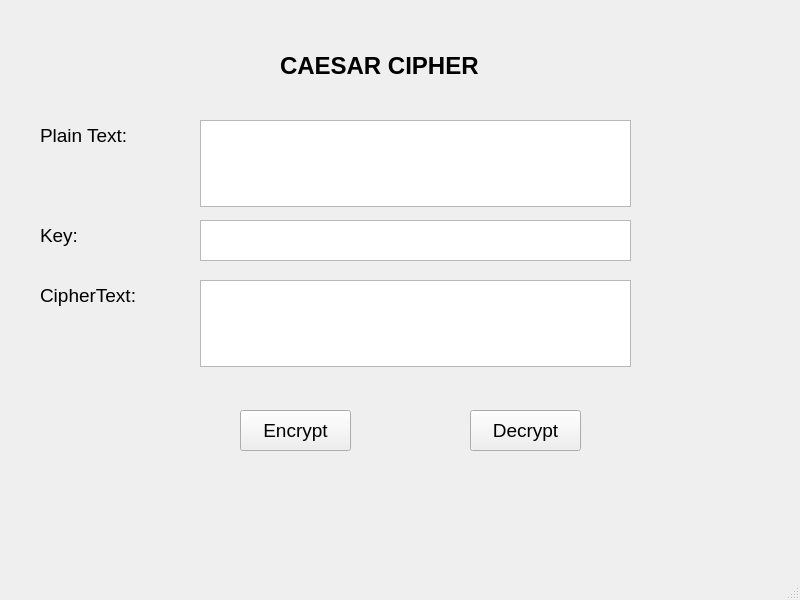
Before: the Qt Designer form lap03/ui/caesar.ui in ThanhPhat-090404/bmtt-nc-hutech-2280602309, drawn with Qt 5.
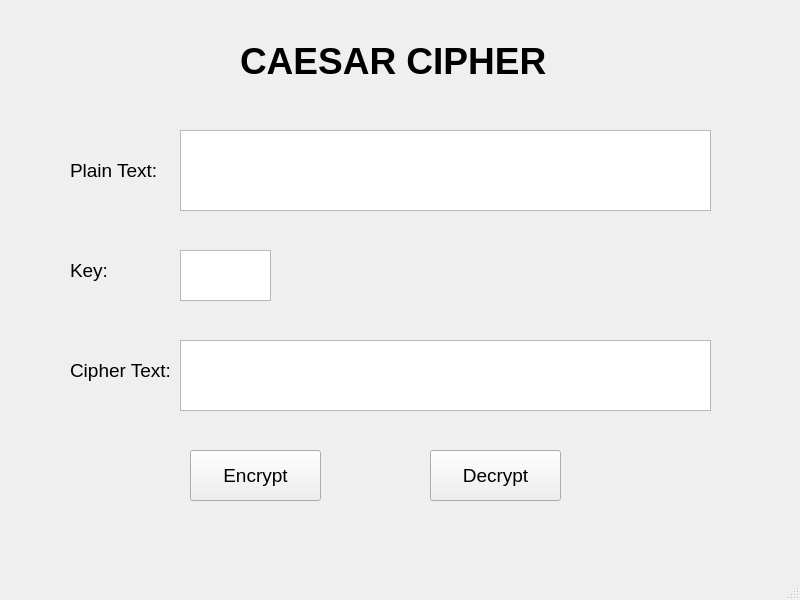
After: the same form once the commit is applied.

Patch:
```diff
--- a/lap03/ui/caesar.ui
+++ b/lap03/ui/caesar.ui
@@ -17,30 +17,30 @@
    <widget class="QLabel" name="label">
     <property name="geometry">
      <rect>
-      <x>280</x>
-      <y>20</y>
-      <width>251</width>
-      <height>91</height>
+      <x>240</x>
+      <y>30</y>
+      <width>331</width>
+      <height>61</height>
      </rect>
     </property>
     <property name="font">
      <font>
-      <pointsize>18</pointsize>
+      <pointsize>28</pointsize>
       <weight>75</weight>
       <bold>true</bold>
      </font>
     </property>
     <property name="text">
-     <string>CAESAR CIPHER </string>
+     <string>CAESAR CIPHER</string>
     </property>
    </widget>
    <widget class="QLabel" name="label_2">
     <property name="geometry">
      <rect>
-      <x>40</x>
-      <y>120</y>
-      <width>111</width>
-      <height>31</height>
+      <x>70</x>
+      <y>150</y>
+      <width>91</width>
+      <height>41</height>
      </rect>
     </property>
     <property name="font">
@@ -55,10 +55,10 @@
    <widget class="QLabel" name="label_3">
     <property name="geometry">
      <rect>
-      <x>40</x>
-      <y>220</y>
-      <width>111</width>
-      <height>31</height>
+      <x>70</x>
+      <y>250</y>
+      <width>81</width>
+      <height>41</height>
      </rect>
     </property>
     <property name="font">
@@ -73,10 +73,10 @@
    <widget class="QLabel" name="label_4">
     <property name="geometry">
      <rect>
-      <x>40</x>
-      <y>280</y>
-      <width>151</width>
-      <height>31</height>
+      <x>70</x>
+      <y>350</y>
+      <width>111</width>
+      <height>41</height>
      </rect>
     </property>
     <property name="font">
@@ -85,16 +85,46 @@
      </font>
     </property>
     <property name="text">
-     <string>CipherText:</string>
+     <string>Cipher Text:</string>
     </property>
    </widget>
-   <widget class="QPushButton" name="btn_encrypt">
+   <widget class="QTextEdit" name="txt_plaintext">
     <property name="geometry">
      <rect>
-      <x>240</x>
-      <y>410</y>
-      <width>111</width>
-      <height>41</height>
+      <x>180</x>
+      <y>130</y>
+      <width>531</width>
+      <height>81</height>
+     </rect>
+    </property>
+   </widget>
+   <widget class="QTextEdit" name="txt_key">
+    <property name="geometry">
+     <rect>
+      <x>180</x>
+      <y>250</y>
+      <width>91</width>
+      <height>51</height>
+     </rect>
+    </property>
+   </widget>
+   <widget class="QTextEdit" name="txt_ciphertext">
+    <property name="geometry">
+     <rect>
+      <x>180</x>
+      <y>340</y>
+      <width>531</width>
+      <height>71</height>
+     </rect>
+    </property>
+   </widget>
+   <widget class="QToolButton" name="btn_encrypt">
+    <property name="geometry">
+     <rect>
+      <x>190</x>
+      <y>450</y>
+      <width>131</width>
+      <height>51</height>
      </rect>
     </property>
     <property name="font">
@@ -106,13 +136,13 @@
      <string>Encrypt</string>
     </property>
    </widget>
-   <widget class="QPushButton" name="btn_decrypt">
+   <widget class="QToolButton" name="btn_decrypt">
     <property name="geometry">
      <rect>
-      <x>470</x>
-      <y>410</y>
-      <width>111</width>
-      <height>41</height>
+      <x>430</x>
+      <y>450</y>
+      <width>131</width>
+      <height>51</height>
      </rect>
     </property>
     <property name="font">
@@ -124,36 +154,6 @@
      <string>Decrypt</string>
     </property>
    </widget>
-   <widget class="QTextEdit" name="txt_plain_text">
-    <property name="geometry">
-     <rect>
-      <x>200</x>
-      <y>120</y>
-      <width>431</width>
-      <height>87</height>
-     </rect>
-    </property>
-   </widget>
-   <widget class="QTextEdit" name="txt_key">
-    <property name="geometry">
-     <rect>
-      <x>200</x>
-      <y>220</y>
-      <width>431</width>
-      <height>41</height>
-     </rect>
-    </property>
-   </widget>
-   <widget class="QTextEdit" name="txt_cipher_text">
-    <property name="geometry">
-     <rect>
-      <x>200</x>
-      <y>280</y>
-      <width>431</width>
-      <height>87</height>
-     </rect>
-    </property>
-   </widget>
   </widget>
   <widget class="QMenuBar" name="menubar">
    <property name="geometry">
```
Left out of the diff: 2 changed lines with no effect on the pictures.
